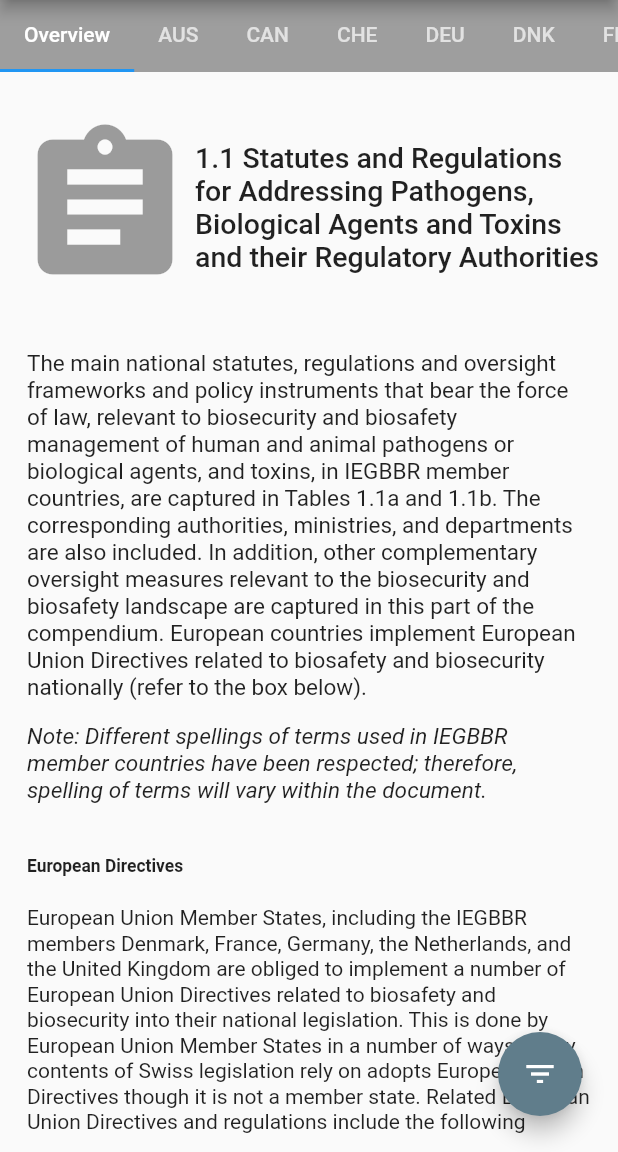
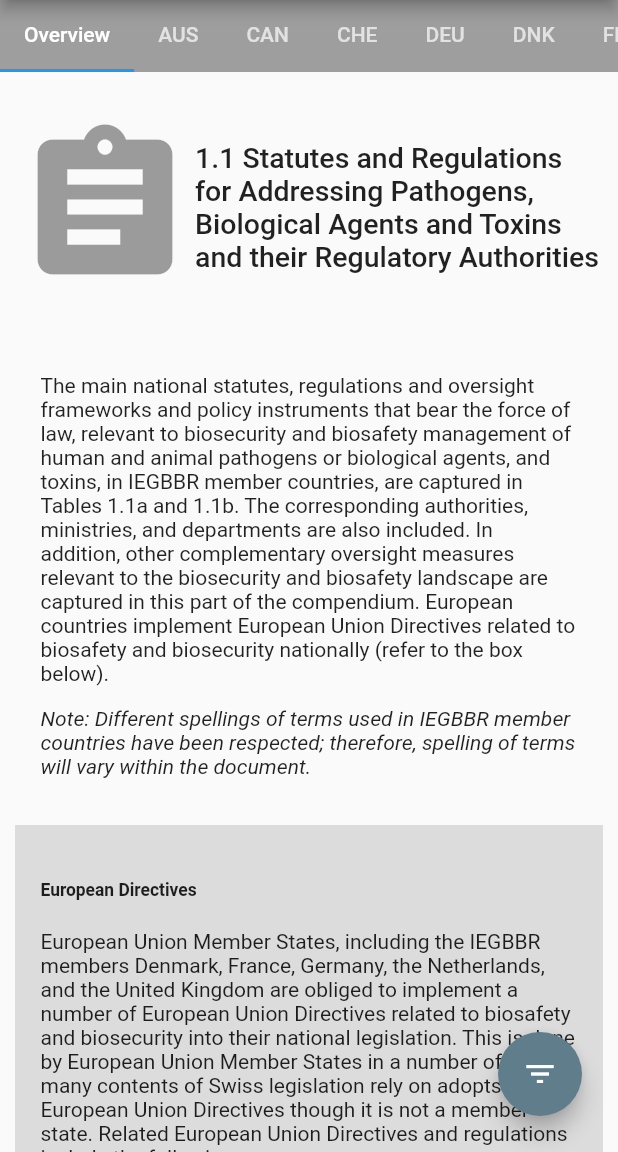
Before and after one commit to jelen-HC/iegbbr_proto, a Flutter app: the PartOneOne screen opened by its route, on a phone screen of 412 x 824 dp, the part 84-1236 px from its top. Run offline on Flutter 3.47's test engine with Material 2 defaults, Android fonts, the phone set to English and light mode, and no system bars; drawn by our look-alikes of flutter_html; our stand-ins replace flutter_spinkit, flutter_widget_from_html, pdf, printing; missing offline and left inert: flutter_full_pdf_viewer.

Commit message:
Update to HTML widget for descPart1-1

```diff
--- a/lib/descriptions/descPart1-1.dart
+++ b/lib/descriptions/descPart1-1.dart
@@ -1,5 +1,5 @@
 import 'package:flutter/material.dart';
-import 'package:flutter_html/flutter_html.dart';
+import 'package:flutter_widget_from_html/flutter_widget_from_html.dart';
 
 class DescPartOneOne extends StatelessWidget {
   @override
@@ -33,8 +33,10 @@ class DescPartOneOne extends StatelessWidget {
               ],
             ),
             SizedBox(height: 20.0),
-            Html(
-              data: """
+            Container(
+              padding: EdgeInsets.all(17.0),
+              child: HtmlWidget(
+                """
                     <p>The main national statutes, regulations and oversight frameworks and policy instruments that bear the force of law, relevant to
                     biosecurity and biosafety management of human and animal pathogens or biological agents, and toxins, in IEGBBR member countries, are
                     captured in Tables 1.1a and 1.1b. The corresponding authorities, ministries, and departments are also included. In addition, other
@@ -42,11 +44,14 @@ class DescPartOneOne extends StatelessWidget {
                     countries implement European Union Directives related to biosafety and biosecurity nationally (refer to the box below).</p>
                     <p><em>Note: Different spellings of terms used in IEGBBR member countries have been respected; therefore, spelling of terms will vary within the document.</em></p>
                 """,
-              padding: EdgeInsets.fromLTRB(10.0, 0.0, 10.0, 10.0),
-              defaultTextStyle: TextStyle(fontSize: 15.0),
+                webView: false,
               ),
-            Html(
-              data: """
+            ),
+            Container(
+              color: Colors.black12,
+              padding: EdgeInsets.all(17.0),
+              child: HtmlWidget(
+                """
                           <h5>European Directives</h5>
                           <p>European Union Member States, including the IEGBBR members Denmark, France, Germany, the Netherlands, and the United Kingdom are obliged to implement a number of
                           European Union Directives related to biosafety and biosecurity into their national legislation. This is done by European Union Member States in a number of ways; many
@@ -82,10 +87,7 @@ class DescPartOneOne extends StatelessWidget {
                             </li>
                           </ul>
                        """,
-              padding: EdgeInsets.all(20.0),
-              backgroundColor: Colors.black12,
-              defaultTextStyle: TextStyle(
-                fontSize: 14.0,
+                webView: true,
               ),
             ),
             SizedBox(height: 35.0),
```
Lines whose indentation alone changed are shown as unchanged.
